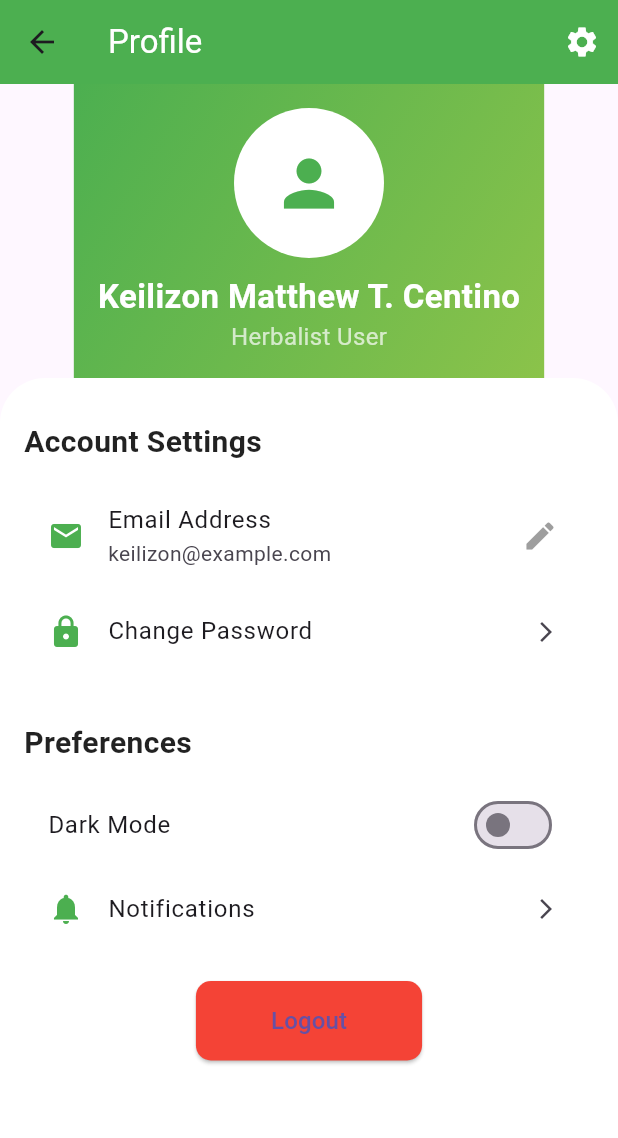
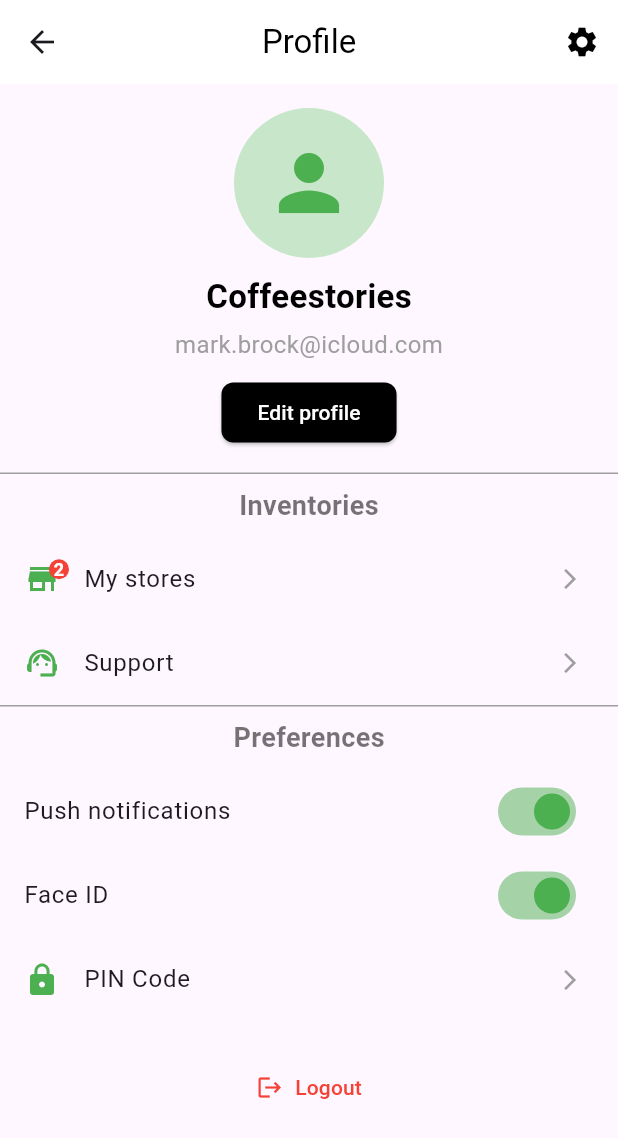
Before and after one commit to deiv44/Herbaplant, a Flutter app: the ProfileUserScreen screen opened directly, on a phone screen of 412 x 824 dp. Shown: the top 1138 px of the screen. Run offline on Flutter 3.47's test engine with Material 3 defaults, Android fonts, the phone set to English and light mode, and no system bars; our stand-ins replace image_picker.

Commit message:
Update Profileuser.dart

```diff
--- a/herbaplant/lib/frontend/user/Screen/Profileuser.dart
+++ b/herbaplant/lib/frontend/user/Screen/Profileuser.dart
@@ -1,4 +1,7 @@
 import 'package:flutter/material.dart';
+import '../../Auth/UserSignin.dart';
+
+// Adjust the path as necessary
 
 class ProfileUserScreen extends StatelessWidget {
   const ProfileUserScreen({super.key});
@@ -7,112 +10,140 @@ class ProfileUserScreen extends StatelessWidget {
   Widget build(BuildContext context) {
     return Scaffold(
       appBar: AppBar(
-        backgroundColor: Colors.green,
+        backgroundColor: Colors.white,
         elevation: 0,
-        title: const Text('Profile', style: TextStyle(color: Colors.white)),
+        title: const Text('Profile', style: TextStyle(color: Colors.black)),
+        centerTitle: true,
         actions: [
           IconButton(
             onPressed: () {},
-            icon: const Icon(Icons.settings, color: Colors.white),
+            icon: const Icon(Icons.settings, color: Colors.black),
           ),
         ],
       ),
-      body: Column(
+      body: SingleChildScrollView(
+        child: Column(
           children: [
             // Profile Header Section
-          Container(
-            decoration: const BoxDecoration(
-              gradient: LinearGradient(
-                colors: [Colors.green, Colors.lightGreen],
-                begin: Alignment.topLeft,
-                end: Alignment.bottomRight,
-              ),
-            ),
+            Padding(
               padding: const EdgeInsets.all(16.0),
               child: Column(
                 children: [
                   CircleAvatar(
                     radius: 50,
-                  backgroundColor: Colors.white,
-                  child: Icon(Icons.person, size: 50, color: Colors.green),
+                    backgroundColor: Colors.green.shade100,
+                    child:
+                        const Icon(Icons.person, size: 60, color: Colors.green),
                   ),
                   const SizedBox(height: 10),
                   const Text(
-                  'Keilizon Matthew T. Centino',
+                    'Coffeestories',
                     style: TextStyle(
                       fontSize: 22,
-                    color: Colors.white,
                       fontWeight: FontWeight.bold,
+                      color: Colors.black,
                     ),
                   ),
+                  const SizedBox(height: 5),
                   const Text(
-                  'Herbalist User',
-                  style: TextStyle(fontSize: 16, color: Colors.white70),
+                    'mark.brock@icloud.com',
+                    style: TextStyle(
+                      fontSize: 16,
+                      color: Colors.grey,
+                    ),
+                  ),
+                  const SizedBox(height: 10),
+                  ElevatedButton(
+                    style: ElevatedButton.styleFrom(
+                      backgroundColor: Colors.black,
+                      shape: RoundedRectangleBorder(
+                        borderRadius: BorderRadius.circular(8),
+                      ),
+                    ),
+                    onPressed: () {},
+                    child: const Text('Edit profile',
+                        style: TextStyle(color: Colors.white)),
                   ),
                 ],
               ),
             ),
 
-          // Main Content Section
-          Expanded(
+            const Divider(height: 1, color: Colors.grey),
+
+            // Inventories Section
+            SectionHeader(title: 'Inventories'),
+            ListTile(
+              leading: Stack(
+                clipBehavior: Clip.none,
+                children: [
+                  const Icon(Icons.store, color: Colors.green),
+                  Positioned(
+                    right: -6,
+                    top: -6,
                     child: Container(
-              padding: const EdgeInsets.all(16.0),
+                      padding: const EdgeInsets.all(3),
                       decoration: const BoxDecoration(
+                        color: Colors.red,
+                        shape: BoxShape.circle,
+                      ),
+                      child: const Text(
+                        '2',
+                        style: TextStyle(
                           color: Colors.white,
-                borderRadius: BorderRadius.only(
-                  topLeft: Radius.circular(30),
-                  topRight: Radius.circular(30),
+                          fontSize: 12,
+                          fontWeight: FontWeight.bold,
                         ),
                       ),
-              child: ListView(
-                children: [
-                  // Account Settings Section
-                  const SectionHeader(title: 'Account Settings'),
+                    ),
+                  ),
+                ],
+              ),
+              title: const Text('My stores'),
+              onTap: () {},
+              trailing: const Icon(Icons.arrow_forward_ios,
+                  size: 16, color: Colors.grey),
+            ),
             ListTile(
-                    leading: const Icon(Icons.email, color: Colors.green),
-                    title: const Text('Email Address'),
-                    subtitle: const Text('keilizon@example.com'),
-                    trailing: const Icon(Icons.edit, color: Colors.grey),
+              leading: const Icon(Icons.support_agent, color: Colors.green),
+              title: const Text('Support'),
               onTap: () {},
+              trailing: const Icon(Icons.arrow_forward_ios,
+                  size: 16, color: Colors.grey),
+            ),
+
+            const Divider(height: 1, color: Colors.grey),
+
+            // Preferences Section
+            SectionHeader(title: 'Preferences'),
+            SwitchListTile(
+              activeColor: Colors.green,
+              title: const Text('Push notifications'),
+              value: true,
+              onChanged: (bool value) {},
+            ),
+            SwitchListTile(
+              activeColor: Colors.green,
+              title: const Text('Face ID'),
+              value: true,
+              onChanged: (bool value) {},
             ),
             ListTile(
               leading: const Icon(Icons.lock, color: Colors.green),
-                    title: const Text('Change Password'),
-                    trailing: const Icon(Icons.arrow_forward_ios, size: 16),
+              title: const Text('PIN Code'),
               onTap: () {},
-                  ),
-
-                  const SizedBox(height: 20),
-
-                  // Preferences Section
-                  const SectionHeader(title: 'Preferences'),
-                  SwitchListTile(
-                    activeColor: Colors.green,
-                    title: const Text('Dark Mode'),
-                    value: false,
-                    onChanged: (bool value) {},
-                  ),
-                  ListTile(
-                    leading: const Icon(Icons.notifications, color: Colors.green),
-                    title: const Text('Notifications'),
-                    trailing: const Icon(Icons.arrow_forward_ios, size: 16),
-                    onTap: () {},
+              trailing: const Icon(Icons.arrow_forward_ios,
+                  size: 16, color: Colors.grey),
             ),
 
             const SizedBox(height: 20),
 
             // Logout Section
             Center(
-                    child: ElevatedButton(
-                      style: ElevatedButton.styleFrom(
-                        backgroundColor: Colors.red,
-                        padding: const EdgeInsets.symmetric(
-                          horizontal: 50,
-                          vertical: 15,
-                        ),
-                        shape: RoundedRectangleBorder(
-                          borderRadius: BorderRadius.circular(10),
-                        ),
+              child: TextButton.icon(
+                style: TextButton.styleFrom(
+                  padding:
+                      const EdgeInsets.symmetric(horizontal: 20, vertical: 10),
+                  foregroundColor: Colors.red,
                 ),
                 onPressed: () {
                   showDialog(
@@ -120,34 +151,40 @@ class ProfileUserScreen extends StatelessWidget {
                     builder: (BuildContext context) {
                       return AlertDialog(
                         title: const Text('Confirm Logout'),
-                              content: const Text('Are you sure you want to log out?'),
+                        content:
+                            const Text('Are you sure you want to log out?'),
                         actions: [
                           TextButton(
                             onPressed: () {
-                                    Navigator.of(context).pop(); // Close dialog
+                              Navigator.of(context).pop(); // Close the dialog
                             },
-                                  child: const Text('Cancel', style: TextStyle(color: Colors.green)),
+                            child: const Text('Cancel',
+                                style: TextStyle(color: Colors.green)),
                           ),
                           TextButton(
                             onPressed: () {
-                                    Navigator.of(context).pop(); // Close dialog
-                                    Navigator.pop(context); // Navigate back to the previous screen
+                              Navigator.of(context).pop(); // Close the dialog
+                              Navigator.pushReplacement(
+                                context,
+                                MaterialPageRoute(
+                                  builder: (context) => const UserSignin(),
+                                ),
+                              );
                             },
-                                  child: const Text('Logout', style: TextStyle(color: Colors.red)),
+                            child: const Text('Logout',
+                                style: TextStyle(color: Colors.red)),
                           ),
                         ],
                       );
                     },
                   );
                 },
-                      child: const Text('Logout', style: TextStyle(fontSize: 16)),
+                icon: const Icon(Icons.logout),
+                label: const Text('Logout'),
               ),
             ),
           ],
         ),
-            ),
-          ),
-        ],
       ),
     );
   }
@@ -161,13 +198,13 @@ class SectionHeader extends StatelessWidget {
   @override
   Widget build(BuildContext context) {
     return Padding(
-      padding: const EdgeInsets.symmetric(vertical: 12.0),
+      padding: const EdgeInsets.symmetric(vertical: 8.0, horizontal: 16.0),
       child: Text(
         title,
         style: const TextStyle(
-          fontSize: 20,
+          fontSize: 18,
           fontWeight: FontWeight.bold,
-          color: Colors.black87,
+          color: Colors.black54,
         ),
       ),
     );
```
Lines whose indentation alone changed are shown as unchanged.
